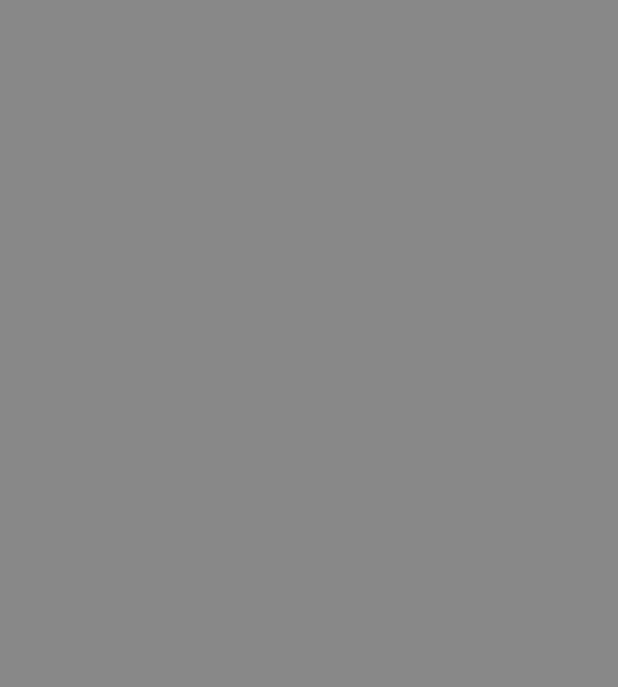
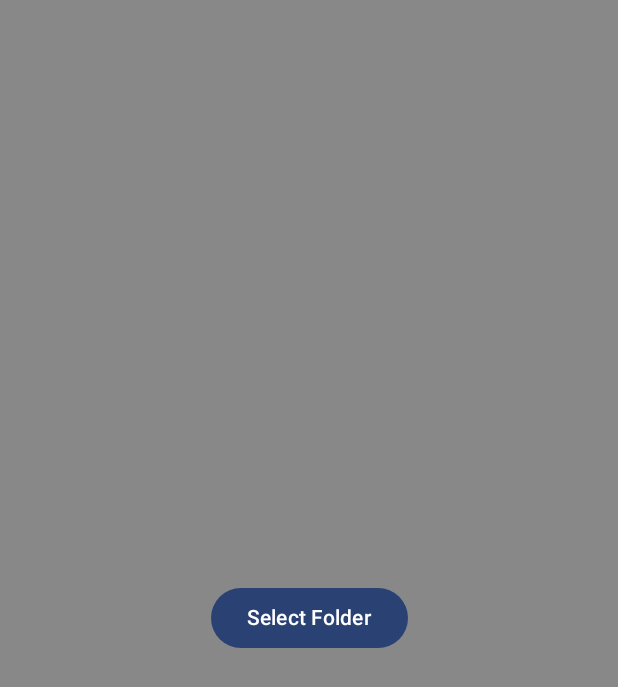
Before and after one commit to dasho0/Raptor, an Android app built with Jetpack Compose: the screen it shows after launch (MainActivity), on a phone screen of 412 x 824 dp. Before the commit the part shown is empty. Shown: the top 687 px of the screen. Run offline under Robolectric (Android 15) with nearby library versions, the phone set to English and light mode, and no system bars; our stand-ins replace accompanist.

Commit message:
Select Screen

```diff
--- a/app/src/main/java/com/example/raptor/MainActivity.kt
+++ b/app/src/main/java/com/example/raptor/MainActivity.kt
@@ -1,6 +1,7 @@
 package com.example.raptor
 
 import android.os.Bundle
+import android.util.Log
 import androidx.activity.ComponentActivity
 import androidx.activity.compose.setContent
 import androidx.activity.enableEdgeToEdge
@@ -8,6 +9,7 @@ import androidx.compose.foundation.background
 import androidx.compose.foundation.layout.Box
 import androidx.compose.foundation.layout.fillMaxSize
 import androidx.compose.foundation.layout.padding
+import androidx.compose.material3.Button
 import androidx.compose.material3.Scaffold
 import androidx.compose.material3.Text
 import androidx.compose.runtime.Composable
@@ -16,12 +18,15 @@ import androidx.compose.ui.tooling.preview.Preview
 import com.example.raptor.ui.theme.RaptorTheme
 import androidx.compose.material3.MaterialTheme
 import androidx.compose.material3.Surface
+import androidx.compose.runtime.rememberCoroutineScope
 import androidx.compose.ui.Alignment
 import androidx.compose.ui.graphics.Color
+import androidx.compose.ui.platform.LocalContext
 import androidx.compose.ui.unit.sp
 import com.google.accompanist.pager.ExperimentalPagerApi
 import com.google.accompanist.pager.HorizontalPager
 import com.google.accompanist.pager.rememberPagerState
+import kotlinx.coroutines.launch
 
 
 class MainActivity : ComponentActivity() {
@@ -60,10 +65,28 @@ fun SwipeControl() {
 
 @Composable
 fun AuthorsView() {
-    Surface(
-        modifier = Modifier.fillMaxSize(),
-        color = Color.Gray
+    val context = LocalContext.current
+    LibraryManager.prepareFilePicker(context)
+    val coroutineScope = rememberCoroutineScope()
+
+    Box(
+        modifier = Modifier
+            .fillMaxSize()
+            .background(Color.Gray)
     ) {
+        Button(
+            onClick = {
+                LibraryManager.pickFiles()
+                coroutineScope.launch {
+                    LibraryManager.processFiles(context)
+                }
+                Log.d("MusicFilePicker", "-TEST-")
+            },
+            modifier = Modifier
+                .align(Alignment.Center)
+        ) {
+            Text("Select Folder")
+        }
     }
 }
 
```
